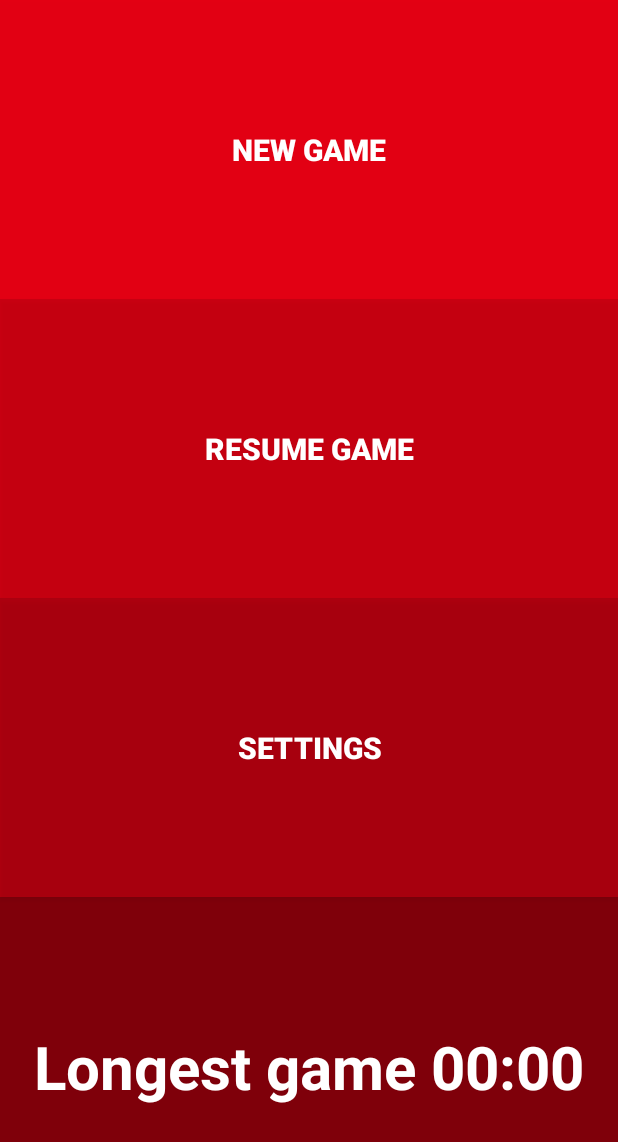
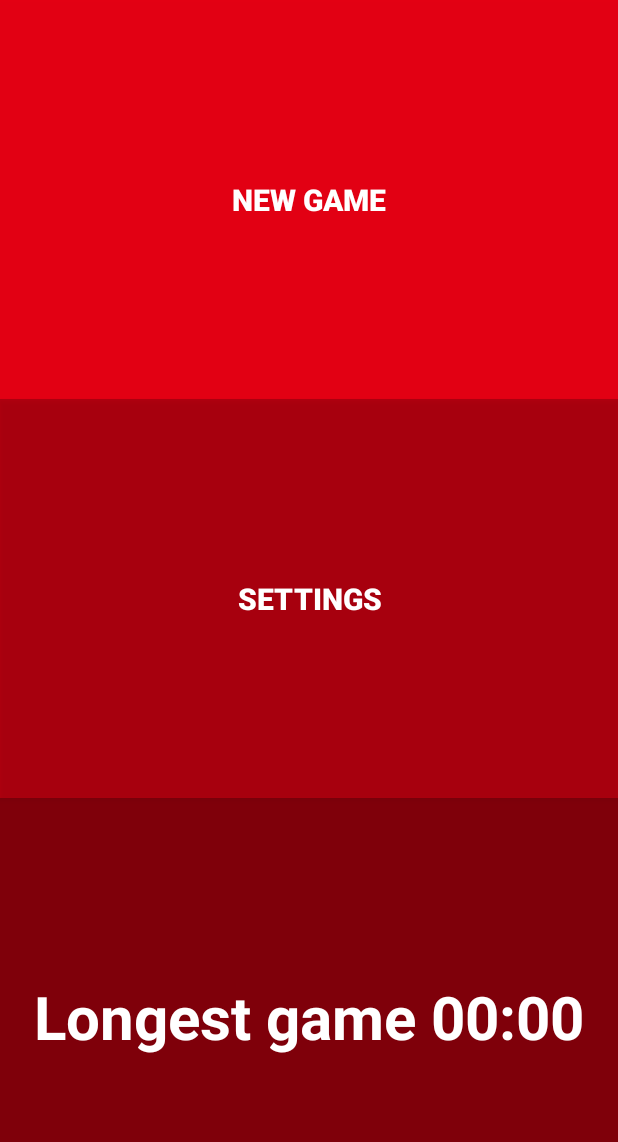
Before and after one commit to ccrama/HueGame, an Android app: the screen it shows after launch (MainMenu), on a phone screen of 412 x 824 dp. Shown: the top 1142 px of the screen. Run offline under Robolectric (Android 15) with nearby library versions, the phone set to English and light mode, and no system bars; 1 statement that could not run was skipped.

Commit message:
Cleaned up main menu

```diff
--- a/app/src/main/res/layout/activity_game_menu.xml
+++ b/app/src/main/res/layout/activity_game_menu.xml
@@ -4,7 +4,7 @@
     xmlns:tools="http://schemas.android.com/tools"
     android:layout_width="match_parent"
     android:layout_height="match_parent"
-    android:weightSum="1"
+    android:weightSum="0.75"
     android:keepScreenOn="true"
     android:background="@color/md_purple_400"
     android:id="@+id/background"
@@ -25,20 +25,6 @@
         android:textStyle="bold"
         android:layout_height="wrap_content" />
 
-    <Button
-        android:layout_width="match_parent"
-        android:id="@+id/resumeGame"
-        android:text="RESUME GAME"
-        android:padding="10dp"
-        android:background="#33000000"
-        android:textSize="20sp"
-        android:gravity="center"
-        android:foreground="?attr/selectableItemBackground"
-        android:textColor="#ffffff"
-        android:layout_weight=".25"
-        android:textAlignment="center"
-        android:textStyle="bold"
-        android:layout_height="wrap_content" />
     <Button
         android:layout_width="match_parent"
         android:id="@+id/settings"
```
